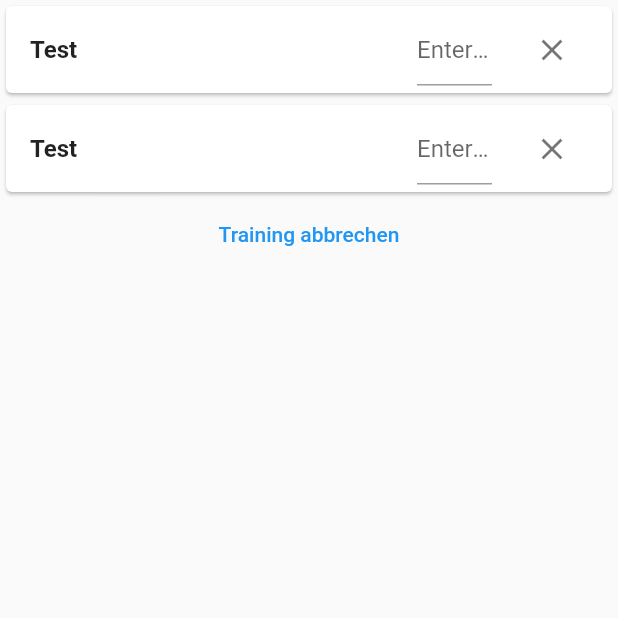
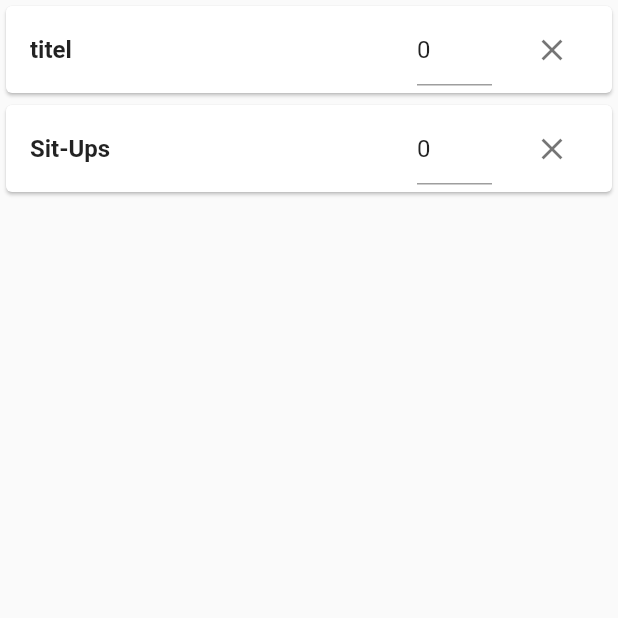
Before and after one commit to JohannesFoltin/FitnessCounter, a Flutter app: the screen it shows after launch, after a tap on "Start Training", on a phone screen of 412 x 824 dp, the top half of it. Run offline on Flutter 3.47's test engine with Material 2 defaults, Android fonts, the light colour scheme and no system bars; our stand-ins replace shared_preferences.

Commit message:
Add sharedPref Save Notizen and LastValue New inner Look

```diff
--- a/lib/main.dart
+++ b/lib/main.dart
@@ -67,7 +67,10 @@ class _MyHomePageState extends State<MyHomePage> {
         onPressed: () {
           Navigator.push(
             context,
-            MaterialPageRoute(builder: (context) => onFitness(test2:"test"))
+            MaterialPageRoute(builder: (context) => onFitness(items: [
+              CardItem("titel", "beschreibung"),
+              CardItem("Sit-Ups", "hahah opfer"),
+            ],))
           );
         },
         child: Text("Start Training"),
--- a/lib/onFitness.dart
+++ b/lib/onFitness.dart
@@ -1,16 +1,36 @@
 import 'package:flutter/material.dart';
 import 'package:flutter/widgets.dart';
+import 'package:shared_preferences/shared_preferences.dart';
 
 class onFitness extends StatefulWidget {
   onFitness({
     Key? key,
-    required this.test2,
+    required this.items,
   }) : super(key: key);
-
-  String test2;
+  final List<ListItem> items;
 
   @override
-  _onFitness createState() => _onFitness();
+  _onFitness createState() => _onFitness(items);
+}
+
+class _onFitness extends State<onFitness> {
+  final List<ListItem> items;
+
+  _onFitness(this.items);
+
+  @override
+  Widget build(BuildContext context) {
+    return Scaffold(
+      body: Center(
+        child: ListView.builder(
+            itemCount: items.length,
+            itemBuilder: (context, index) {
+              final item = items[index];
+              return item.buildCard(context);
+            }),
+      ),
+    );
+  }
 }
 
 abstract class ListItem {
@@ -20,13 +40,30 @@ abstract class ListItem {
 class CardItem implements ListItem {
   final String titel;
   final String beschreibung;
-  final String bemerkungen;
-  final String lastValue;
 
-  CardItem(this.titel, this.beschreibung, this.bemerkungen, this.lastValue);
+  CardItem(this.titel, this.beschreibung);
+
+  TextEditingController lastValueCont = new TextEditingController();
+  TextEditingController notizenCont = new TextEditingController();
 
   @override
   Widget buildCard(BuildContext context) {
+    WidgetsBinding.instance!.addPostFrameCallback((_) async {
+      final prefs = await SharedPreferences.getInstance();
+      lastValueCont.text = prefs.getString(titel + "_lastValue") ?? "0";
+    });
+    lastValueCont.addListener(() async {
+      final prefs = await SharedPreferences.getInstance();
+      prefs.setString(titel + "_lastValue", lastValueCont.text);
+    });
+    WidgetsBinding.instance!.addPostFrameCallback((_) async {
+      final prefs = await SharedPreferences.getInstance();
+      notizenCont.text = prefs.getString(titel + "_lastNotiz") ?? "Schreib was rein";
+    });
+    notizenCont.addListener(() async{
+      final prefs = await SharedPreferences.getInstance();
+      prefs.setString(titel + "_lastNotiz", notizenCont.text);
+    });
     return Visibility(
       child: Card(
           child: ExpansionTile(
@@ -40,90 +77,41 @@ class CardItem implements ListItem {
             SizedBox(
               width: 50,
               child: TextField(
+                controller: lastValueCont,
                 keyboardType: TextInputType.number,
-                decoration: const InputDecoration(
-                  hintText: 'Enter a search term',
-                ),
+                decoration: const InputDecoration(),
               ),
             ),
           ],
         ),
         trailing: CloseButton(
-          onPressed: () => {}
+          onPressed: () => {
+            //ToDO
+          },
         ),
-        children: [TextButton(onPressed: () => {}, child: Text("Drück mal"))],
+        children: [
+          ExpansionTile(
+            trailing: SizedBox.shrink(),
+            title: new Center(
+                child: Text("Erklärung")
             ),
-    ));
-  }
-}
-
-class _onFitness extends State<onFitness> {
-  _setStateLol() {
-    setState(() {});
-  }
-
-  @override
-  Widget build(BuildContext context) {
-    return Scaffold(
-      body: Center(
-        child: ListView(
-          children: <Widget>[
-            cardGenerator(),
-            cardGenerator(),
-            TextButton(
-              onPressed: () {
-                Navigator.pop(context);
-              },
-              child: Text("Training abbrechen"),
+            children: [
+              Text(
+                beschreibung,
+                textAlign: TextAlign.center,
               )
             ],
           ),
+          ExpansionTile(
+            trailing: SizedBox.shrink(),
+            title: new Center(
+                child: Text("Notizen")
             ),
-    );
-  }
-
-  bool vis = true;
-
-  Widget cardGenerator() {
-    return Visibility(
-        visible: vis,
-        child: Card(
-          child: ExpansionTile(
-            title: Row(
-              mainAxisAlignment: MainAxisAlignment.spaceBetween,
-              children: [
-                Text(
-                  "Test",
-                  style: TextStyle(fontSize: 16, fontWeight: FontWeight.bold),
-                ),
-                SizedBox(
-                  width: 50,
-                  child: TextField(
-                    keyboardType: TextInputType.number,
-                    decoration: const InputDecoration(
-                    hintText: 'Enter a search term',
-                  ),
-                  ),
-                ),
-              ],
-            ),
-            trailing: CloseButton(
-              onPressed: () => setState(() {
-                vis = false;
-              }),
-            ),
-            children: [
-            ExpansionTile(
-              controlAffinity: ListTileControlAffinity.leading,
-              title: Text("Erklärung"),
-                children: [Text("datadatadatadatadatadatadatadatadatadatadatadatadatadatadatadatadatadata",textAlign: TextAlign.center,)],
-            ),
-               ExpansionTile(
-                title: Text("Notizen"),
-                controlAffinity: ListTileControlAffinity.leading,
             children: <Widget>[
               TextField(
+                controller: notizenCont,
                 maxLines: null,
+                keyboardType: TextInputType.multiline,
                 decoration: const InputDecoration(
                   border: OutlineInputBorder(),
                 ),
@@ -131,16 +119,20 @@ class _onFitness extends State<onFitness> {
               Container(
                 child: Column(
                   mainAxisAlignment: MainAxisAlignment.end,
-                      children: [TextButton(
-                        onPressed:  () => {},
+                  children: [
+                    TextButton(
+                      onPressed: () => {
+                      FocusScope.of(context).unfocus()
+                      },
                       child: Text("Speichern"),
-                      ),],
+                    ),
+                  ],
                 ),
               ),
             ],
           )
-              ],)
-          ),
+        ],
+      )),
     );
   }
 }
--- a/pubspec.yaml
+++ b/pubspec.yaml
@@ -23,6 +23,7 @@ environment:
 dependencies:
   flutter:
     sdk: flutter
+  shared_preferences: "2.0.10"
 
 
   # The following adds the Cupertino Icons font to your application.
```
Also changed, not shown: pubspec.lock. Lines whose indentation alone changed are shown as unchanged.
